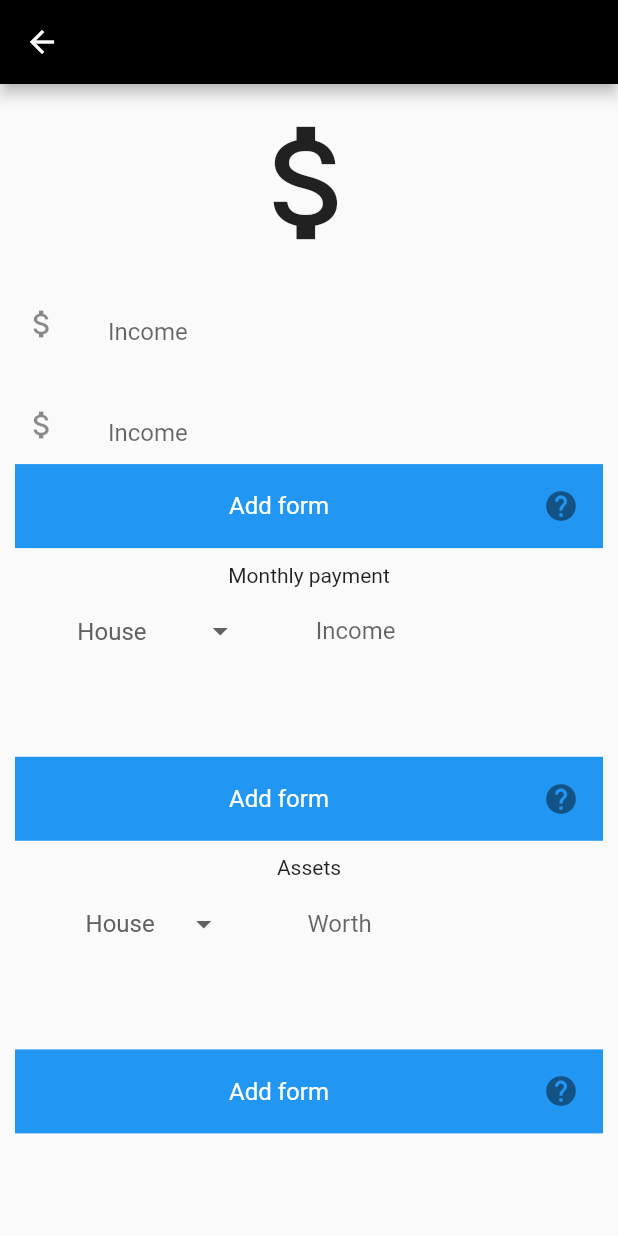
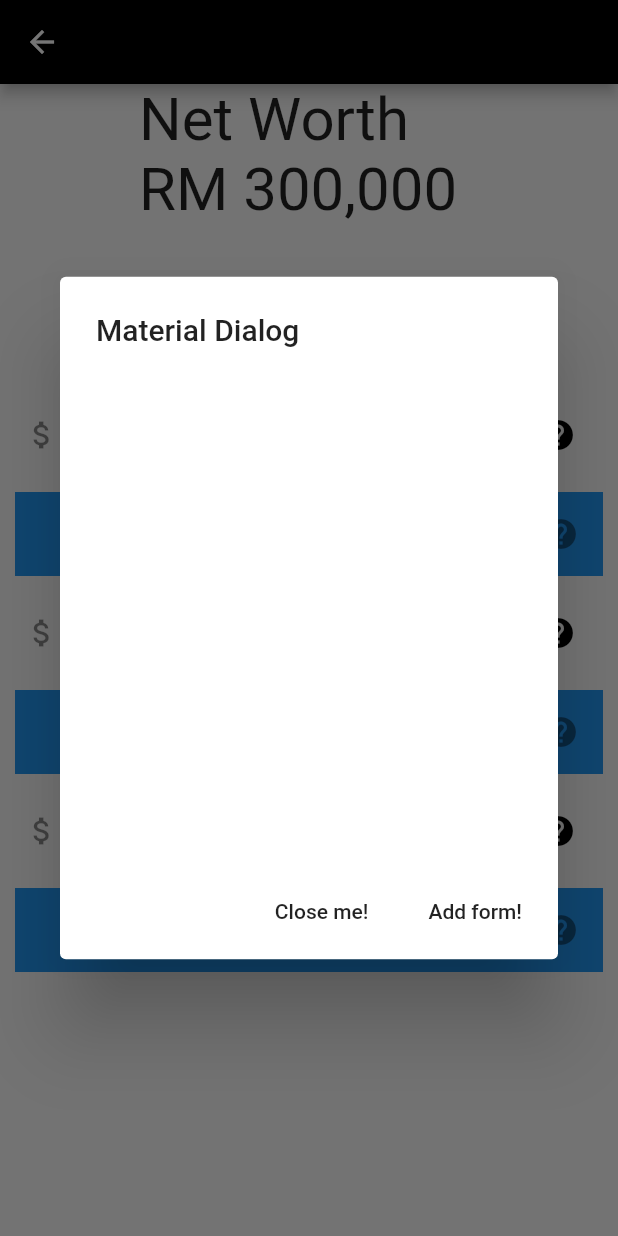
Before and after one commit to duxton/Aide, a Flutter app: the UserFinancialDetailed screen opened directly, after a tap on "Add form", on a phone screen of 412 x 824 dp. Run offline on Flutter 3.47's test engine with Material 2 defaults, Android fonts, the phone set to English and light mode, and no system bars; our stand-ins replace carousel_slider, circular_profile_avatar, cloud_firestore, dotted_border, firebase_auth, firebase_core and 10 more; missing offline and left inert: flutter_rounded_date_picker; accounts and stored records are empty.

Commit message:
Settings financial GUI done except deco

```diff
--- a/AideApp/lib/Screens/OwnedProduct/FinancialAdvisor/AddUserInfo.dart
+++ b/AideApp/lib/Screens/OwnedProduct/FinancialAdvisor/AddUserInfo.dart
@@ -10,7 +10,8 @@ class UserFinancialDetailed extends StatefulWidget {
 }
 
 class _UserFinancialDetailedState extends State<UserFinancialDetailed> {
-  customTextField(String text, sideIcon, controller, labelController) {
+  customTextField(
+      String text, sideIcon, controller, labelController, trailingWidget) {
     return ListTile(
       // ListTile for input where was the photo was taken
       leading: sideIcon,
@@ -27,6 +28,20 @@ class _UserFinancialDetailedState extends State<UserFinancialDetailed> {
           ),
         ),
       ),
+      trailing: trailingWidget,
+    );
+  }
+
+  customTitle(String text, sideIcon, trailingWidget) {
+    return ListTile(
+      // ListTile for input where was the photo was taken
+      leading: sideIcon,
+      title: Container(
+          width: 150.0,
+          child: Center(
+            child: Text(text),
+          )),
+      trailing: trailingWidget,
     );
   }
 
@@ -102,8 +117,19 @@ class _UserFinancialDetailedState extends State<UserFinancialDetailed> {
   void _addIncome() {
     _children = List.from(_children)
       ..add(
-        customTextField('Allowance / Salary / Income', Icon(Icons.attach_money),
-            income, "Income"),
+        customTextField(
+          'Allowance / Salary / Income',
+          Icon(Icons.attach_money),
+          income,
+          "Income",
+          IconButton(
+            icon: Icon(
+              Icons.delete,
+              color: Colors.black,
+            ),
+            onPressed: () {},
+          ),
+        ),
       );
     setState(() => ++_count);
   }
@@ -114,8 +140,7 @@ class _UserFinancialDetailedState extends State<UserFinancialDetailed> {
   void _addAssets() {
     _assetChildren = List.from(_assetChildren)
       ..add(
-        Flexible(
-          child: Row(
+        Row(
           mainAxisAlignment: MainAxisAlignment.spaceEvenly,
           children: [
             DropdownButtonHideUnderline(
@@ -131,7 +156,7 @@ class _UserFinancialDetailedState extends State<UserFinancialDetailed> {
                   }),
             ),
             Container(
-                width: 150.0,
+              width: 100.0,
               child: TextField(
                 style: TextStyle(color: Colors.black),
                 controller: worth,
@@ -143,8 +168,11 @@ class _UserFinancialDetailedState extends State<UserFinancialDetailed> {
                 ),
               ),
             ),
+            IconButton(
+              icon: Icon(Icons.delete),
+              onPressed: () {},
+            ),
           ],
-          ),
         ),
       );
     setState(() => ++_assetcount);
@@ -156,8 +184,7 @@ class _UserFinancialDetailedState extends State<UserFinancialDetailed> {
   void _addMonthly() {
     _monthlyChildren = List.from(_monthlyChildren)
       ..add(
-        Flexible(
-          child: Row(
+        Row(
           mainAxisAlignment: MainAxisAlignment.spaceEvenly,
           children: [
             DropdownButtonHideUnderline(
@@ -173,7 +200,7 @@ class _UserFinancialDetailedState extends State<UserFinancialDetailed> {
                   }),
             ),
             Container(
-                width: 150.0,
+              width: 100.0,
               child: TextField(
                 style: TextStyle(color: Colors.black),
                 controller: income,
@@ -185,13 +212,16 @@ class _UserFinancialDetailedState extends State<UserFinancialDetailed> {
                 ),
               ),
             ),
+            IconButton(
+              icon: Icon(Icons.delete),
+              onPressed: () {},
+            ),
           ],
-          ),
         ),
       );
     setState(() => ++_monthlycount);
   }
-//TODO:: Think of other design for this
+
   @override
   Widget build(BuildContext context) {
     return Scaffold(
@@ -204,98 +234,129 @@ class _UserFinancialDetailedState extends State<UserFinancialDetailed> {
             flex: 3,
             child: Container(
               height: MediaQuery.of(context).size.height * 0.25,
-                child: Icon(
-                  //TODO:: Think of something to put here
-                  Icons.attach_money,
-                  size: 100,
-                )),
-          ),
-          customTextField('Allowance / Salary / Income',
-              Icon(Icons.attach_money), income, "Income"),
-          Flexible(flex: 1, child: ListView(children: _children)),
-          //TODO:: Figure something out when nothing is added
-          addFormWidget(() {
-            _addIncome();
-          }),
-          Center(
-            child: Text('Monthly payment'),
-          ),
-          Flexible(
-            flex: 2,
-            child: Row(
-              mainAxisAlignment: MainAxisAlignment.spaceEvenly,
-              children: [
-                DropdownButtonHideUnderline(
-                  child: DropdownButton(
-                      style: TextStyle(color: Colors.grey[700], fontSize: 16),
-                      value: _selectedMonthlyPayment,
-                      items: _dropdownMonthlyPaymentItems,
-                      onChanged: (value) {
-                        setState(() {
-                          _selectedMonthlyPayment = value;
-                          if (value == 1) {}
-                        });
-                      }),
-                ),
-                Container(
-                  width: 150.0,
-                  child: TextField(
-                    style: TextStyle(color: Colors.black),
-                    controller: income,
-                    decoration: InputDecoration(
-                      labelText: 'Income',
-                      hintText: 'Income',
-                      border: InputBorder.none,
-                      hintStyle: TextStyle(color: Colors.grey),
+              width: MediaQuery.of(context).size.width * 0.55,
+              child: Text(
+                'Net Worth RM 300,000',
+                style: TextStyle(fontSize: 40),
               ),
             ),
           ),
+          customTitle(
+              'Allowance / Salary / Income',
+              Icon(Icons.attach_money),
+              IconButton(
+                icon: Icon(Icons.help, color: Colors.black),
+                onPressed: () {},
+              )),
+          addFormWidget(() {
+            showDialog(
+              context: context,
+              builder: (_) => StatefulBuilder(
+                builder: (context, setState) {
+                  return new AlertDialog(
+                    title: new Text("Material Dialog"),
+                    content: Container(
+                        width: 300,
+                        height: 300,
+                        child: ListView(children: _children)),
+                    actions: <Widget>[
+                      FlatButton(
+                        child: Text('Close me!'),
+                        onPressed: () {
+                          Navigator.of(context).pop();
+                        },
+                      ),
+                      FlatButton(
+                        child: Text('Add form!'),
+                        onPressed: () {
+                          setState(() {
+                            _addIncome();
+                          });
+                        },
+                      )
                     ],
+                  );
+                },
               ),
+            );
+          }),
+          customTitle(
+              'Monthly Payment',
+              Icon(Icons.attach_money),
+              IconButton(
+                icon: Icon(Icons.help, color: Colors.black),
+                onPressed: () {},
+              )),
+          addFormWidget(() {
+            showDialog(
+              context: context,
+              builder: (_) => StatefulBuilder(
+                builder: (context, setState) {
+                  return new AlertDialog(
+                    title: new Text("Material Dialog"),
+                    content: Container(
+                        width: 300,
+                        height: 300,
+                        child: ListView(children: _monthlyChildren)),
+                    actions: <Widget>[
+                      FlatButton(
+                        child: Text('Close me!'),
+                        onPressed: () {
+                          Navigator.of(context).pop();
+                        },
                       ),
-           Flexible(flex: 1, child: ListView(children: _monthlyChildren)),
+                      FlatButton(
+                        child: Text('Add form!'),
+                        onPressed: () {
+                          setState(() {
+                            _addMonthly();
+                          });
+                        },
+                      )
+                    ],
+                  );
+                },
+              ),
+            );
+          }),
+          customTitle(
+              'Assets',
+              Icon(Icons.attach_money),
+              IconButton(
+                icon: Icon(Icons.help, color: Colors.black),
+                onPressed: () {},
+              )),
           addFormWidget(() {
-            _addMonthly();
-          }),
-          Center(
-            child: Text('Assets'),
+            showDialog(
+              context: context,
+              builder: (_) => StatefulBuilder(
+                builder: (context, setState) {
+                  return new AlertDialog(
+                    title: new Text("Material Dialog"),
+                    content: Container(
+                        width: 300,
+                        height: 300,
+                        child: ListView(children: _assetChildren)),
+                    actions: <Widget>[
+                      FlatButton(
+                        child: Text('Close me!'),
+                        onPressed: () {
+                          Navigator.of(context).pop();
+                        },
                       ),
-          Flexible(
-            flex: 2,
-            child: Row(
-              mainAxisAlignment: MainAxisAlignment.spaceEvenly,
-              children: [
-                DropdownButtonHideUnderline(
-                  child: DropdownButton(
-                      style: TextStyle(color: Colors.grey[700], fontSize: 16),
-                      value: _selectedAssets,
-                      items: _dropdownAssetsItems,
-                      onChanged: (value) {
+                      FlatButton(
+                        child: Text('Add form!'),
+                        onPressed: () {
                           setState(() {
-                          _selectedAssets = value;
-                          if (value == 1) {}
+                            _addAssets();
                           });
-                      }),
+                        },
+                      )
+                    ],
+                  );
+                },
               ),
-                Container(
-                  width: 150.0,
-                  child: TextField(
-                    style: TextStyle(color: Colors.black),
-                    controller: worth,
-                    decoration: InputDecoration(
-                      labelText: 'Worth',
-                      hintText: 'Worth',
-                      border: InputBorder.none,
-                      hintStyle: TextStyle(color: Colors.grey),
-                    ),
-                  ),
-                ),
-              ],
-            ),
-          ),
-          Flexible(flex: 1,child: ListView(children: _assetChildren)),
-          addFormWidget(() {
-            _addAssets();
+            );
           }),
         ],
       ),
--- a/AideApp/lib/Screens/OwnedProduct/FinancialAdvisor/FinancialAdvisor.dart
+++ b/AideApp/lib/Screens/OwnedProduct/FinancialAdvisor/FinancialAdvisor.dart
@@ -187,7 +187,7 @@ class _FinancialAssistanceState extends State<FinancialAssistance>
   }
 
   salaryCardSlideShow() {
-    //TODO:: Carousel slider
+
     return EnlargeStrategyDemo();
   }
 
@@ -303,6 +303,7 @@ class _TransactionsDialogState extends State<TransactionsDialog> {
     return TextFormField(
       autovalidate: true,
       validator: (val) {
+        //TODO:: Validation
         // if ( val.isEmpty) {
         //   return 'Display name too short';
         // } else if (val.trim().length > 8) {
--- a/AideApp/lib/Screens/TodoList/view-task.dart
+++ b/AideApp/lib/Screens/TodoList/view-task.dart
@@ -199,8 +199,8 @@ class _ViewTaskState extends State<ViewTask> {
         stream: tasksRef
             .doc(currentUserId)
             .collection('userTasks')
-         // .orderBy("date", descending: false) //TODO:: Fix This
-           .where("isCompleted", isEqualTo: false)
+      //      .orderBy("date", descending: false) //TODO:: Fix This
+            .where("isCompleted", isEqualTo: false)
             .snapshots(),
         builder: (context, snapshot) {
           if (snapshot.hasError) {
@@ -218,6 +218,8 @@ class _ViewTaskState extends State<ViewTask> {
           );
         });
   }
+
+
 
   bool get wantKeepAlive => true;
   @override
```
Lines whose indentation alone changed are shown as unchanged.
